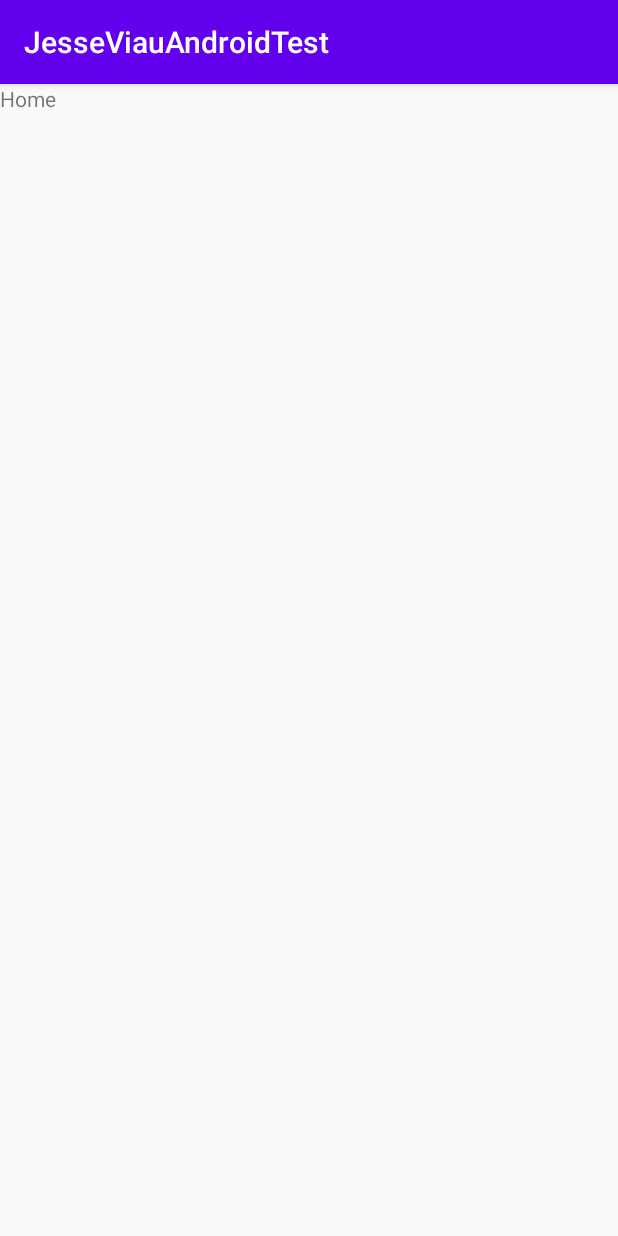
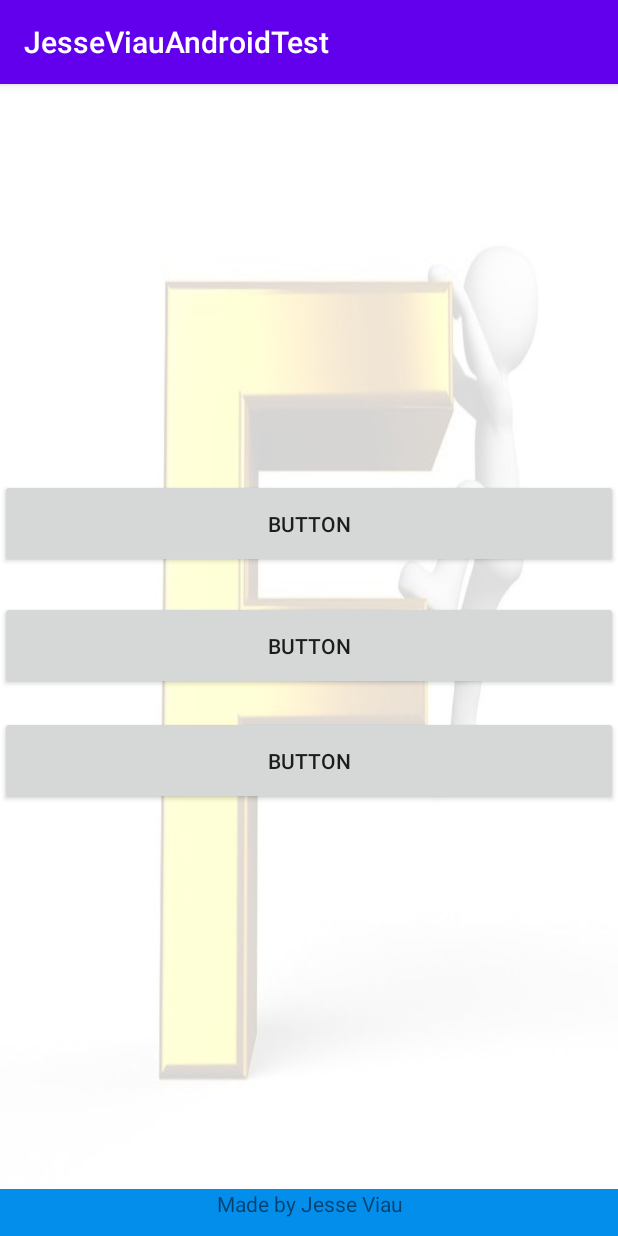
Before and after one commit to jveo/Finance-App, an Android app: the fragment HomeFragment shown on its own in the app's theme, on a phone screen of 412 x 824 dp. Run offline under Robolectric (Android 15) with nearby library versions, the phone set to English and light mode, and no system bars; 1 statement that could not run was skipped.

Commit message:
Added credits / homepage buttons

```diff
--- a/app/src/main/java/com/example/jesseviauandroidtest/fragments/HomeFragment.java
+++ b/app/src/main/java/com/example/jesseviauandroidtest/fragments/HomeFragment.java
@@ -8,6 +8,7 @@ import android.view.LayoutInflater;
 import android.view.View;
 import android.view.ViewGroup;
 
+import com.example.jesseviauandroidtest.MainActivity;
 import com.example.jesseviauandroidtest.R;
 
 /**
@@ -62,7 +63,7 @@ public class HomeFragment extends Fragment {
                              Bundle savedInstanceState) {
         // Inflate the layout for this fragment
         View view = inflater.inflate(R.layout.fragment_home, container, false);
-
+        MainActivity.fab.hide();
         return view;
     }
 }
--- a/app/src/main/java/com/example/jesseviauandroidtest/fragments/financeTerminologyFragment.java
+++ b/app/src/main/java/com/example/jesseviauandroidtest/fragments/financeTerminologyFragment.java
@@ -76,7 +76,7 @@ public class financeTerminologyFragment extends Fragment {
         Terms.add(new Term("Net income", "This refers to a company’s total earnings or profit."));
         Terms.add(new Term("Depreciation", "loses some of that value in increments over time"));
         Terms.add(new Term("Accounts Payable", "This represents your small business’s obligations to pay debts owed to lenders, suppliers, and creditors."));
-        Terms.add(new Term("Net income", "This means the money owed to your small business by others for goods or services rendered."));
+        Terms.add(new Term("Accounts Receivable", "This means the money owed to your small business by others for goods or services rendered."));
         Terms.add(new Term("Asset(s)", " anything that has value—whether tangible or intangible—and is owned by the business is considered an asset."));
         Terms.add(new Term("BalanceSheet", "essential information that gives a “snapshot” of the company’s net worth at any given time."));
         Terms.add(new Term("Captial", "Refers to the overall wealth of a business as demonstrated by its cash accounts, assets, and investments."));
--- a/app/src/main/java/com/example/jesseviauandroidtest/fragments/listViewFragment.java
+++ b/app/src/main/java/com/example/jesseviauandroidtest/fragments/listViewFragment.java
@@ -6,6 +6,7 @@ import android.os.Bundle;
 import androidx.annotation.NonNull;
 import androidx.annotation.Nullable;
 import androidx.fragment.app.Fragment;
+import androidx.fragment.app.FragmentManager;
 
 import android.util.Log;
 import android.view.LayoutInflater;
@@ -75,6 +76,8 @@ public class listViewFragment extends Fragment {
                              Bundle savedInstanceState) {
         View view = inflater.inflate(R.layout.fragment_list_view, container, false);
 
+
+
         final ListView listView = view.findViewById(R.id.faqList);
         answer = view.findViewById(R.id.description);
         ArrayList<listViewItem> listViewItemArrayList = new ArrayList<>();
@@ -97,6 +100,8 @@ public class listViewFragment extends Fragment {
                 );
             }
         });
+
+
         return view;
     }
 
--- a/app/src/main/res/layout/fragment_home.xml
+++ b/app/src/main/res/layout/fragment_home.xml
@@ -1,14 +1,50 @@
 <?xml version="1.0" encoding="utf-8"?>
-<FrameLayout xmlns:android="http://schemas.android.com/apk/res/android"
+<RelativeLayout xmlns:android="http://schemas.android.com/apk/res/android"
+    xmlns:app="http://schemas.android.com/apk/res-auto"
     xmlns:tools="http://schemas.android.com/tools"
     android:layout_width="match_parent"
     android:layout_height="match_parent"
-    tools:context="com.example.jesseviauandroidtest.fragments.HomeFragment">
+    android:background="@drawable/company_icon_faded"
+    android:orientation="vertical"
+    tools:context="com.example.jesseviauandroidtest.fragments.ContactFragment">
 
-    <!-- TODO: Update blank fragment layout -->
+
+    <Button
+        android:id="@+id/button"
+        android:layout_width="match_parent"
+        android:layout_height="59dp"
+        android:layout_alignParentTop="true"
+        android:layout_marginTop="263dp"
+        android:text="Button" />
+
+    <Button
+        android:id="@+id/button2"
+        android:layout_width="match_parent"
+        android:layout_height="59dp"
+        android:layout_below="@+id/button"
+        android:layout_marginTop="22dp"
+        android:text="Button" />
+
+    <Button
+        android:id="@+id/button3"
+        android:layout_width="match_parent"
+        android:layout_height="59dp"
+        android:layout_below="@+id/button2"
+        android:layout_marginTop="17dp"
+        android:text="Button" />
+
     <TextView
+
+        android:id="@+id/textView3"
         android:layout_width="match_parent"
-        android:layout_height="match_parent"
-        android:text="@string/menu_home" />
+        android:layout_height="31dp"
+        android:layout_alignParentEnd="true"
+        android:layout_alignParentBottom="true"
+        android:layout_marginEnd="0dp"
+        android:layout_marginBottom="0dp"
+        android:background="#038EEC"
+        android:text="@string/madeBy"
+        android:textAlignment="center" />
 
-</FrameLayout>
+
+</RelativeLayout>
--- a/app/src/main/res/navigation/mobile_navigation.xml
+++ b/app/src/main/res/navigation/mobile_navigation.xml
@@ -29,4 +29,9 @@
         android:name="com.example.jesseviauandroidtest.fragments.financeTerminologyFragment"
         android:label="@string/menu_terms"
         tools:layout="@layout/fragment_finance_terminology" />
+    <fragment
+        android:id="@+id/creditsFragment"
+        android:name="com.example.jesseviauandroidtest.fragments.creditsFragment"
+        android:label="fragment_credits"
+        tools:layout="@layout/fragment_credits" />
 </navigation>
--- a/app/src/main/res/values/dimens.xml
+++ b/app/src/main/res/values/dimens.xml
@@ -5,4 +5,5 @@
     <dimen name="nav_header_vertical_spacing">8dp</dimen>
     <dimen name="nav_header_height">176dp</dimen>
     <dimen name="fab_margin">16dp</dimen>
+    <dimen name="Titles">50sp</dimen>
 </resources>
--- a/app/src/main/res/values/strings.xml
+++ b/app/src/main/res/values/strings.xml
@@ -7,6 +7,7 @@
     <string name="nav_header_subtitle">android.studio@android.com</string>
     <string name="nav_header_desc">Navigation header</string>
     <string name="action_settings">Settings</string>
+    <string name="madeBy">Made by Jesse Viau</string>
 
 
     //MENU LABELS
@@ -15,6 +16,9 @@
     <string name="menu_faq">FAQ</string>
     <string name="menu_viewPager">VIEW PAGER</string>
     <string name="menu_terms">Finance Terms</string>
+    <string name="menu_credits">Credits</string>
+    <string name="menu_tools">Tools</string>
+
 
     //CONTACT PAGE
     <string name="contactButton">CONTACT</string>
```
Also changed, not shown: app/src/main/java/com/example/jesseviauandroidtest/MainActivity.java (+4 -3 lines), app/src/main/java/com/example/jesseviauandroidtest/fragments/creditsFragment.java (added, +72 -0 lines), app/src/main/res/anim/alpha.xml (added, +8 -0 lines), app/src/main/res/anim/animate_back_in.xml (added, +9 -0 lines), app/src/main/res/anim/animate_back_out.xml (added, +10 -0 lines), app/src/main/res/anim/animate_in.xml (added, +10 -0 lines), app/src/main/res/anim/animate_out.xml (added, +10 -0 lines), app/src/main/res/anim/rotate.xml (added, +13 -0 lines), app/src/main/res/drawable/ic_baseline_credit_card_24.xml (added, +10 -0 lines), app/src/main/res/drawable/ic_baseline_language_24.xml (added, +10 -0 lines), app/src/main/res/layout/fragment_credits.xml (added, +16 -0 lines), app/src/main/res/menu/activity_main_drawer.xml (+6 -1 lines), app/src/main/res/drawable/company_icon_faded.jpg (added).
